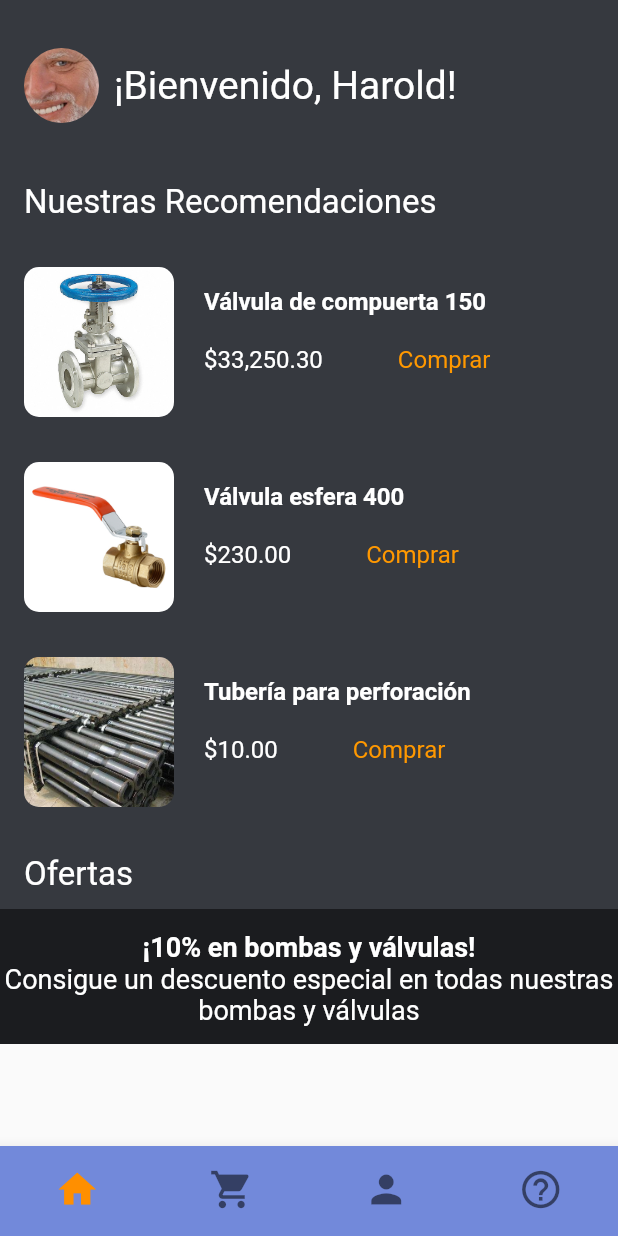
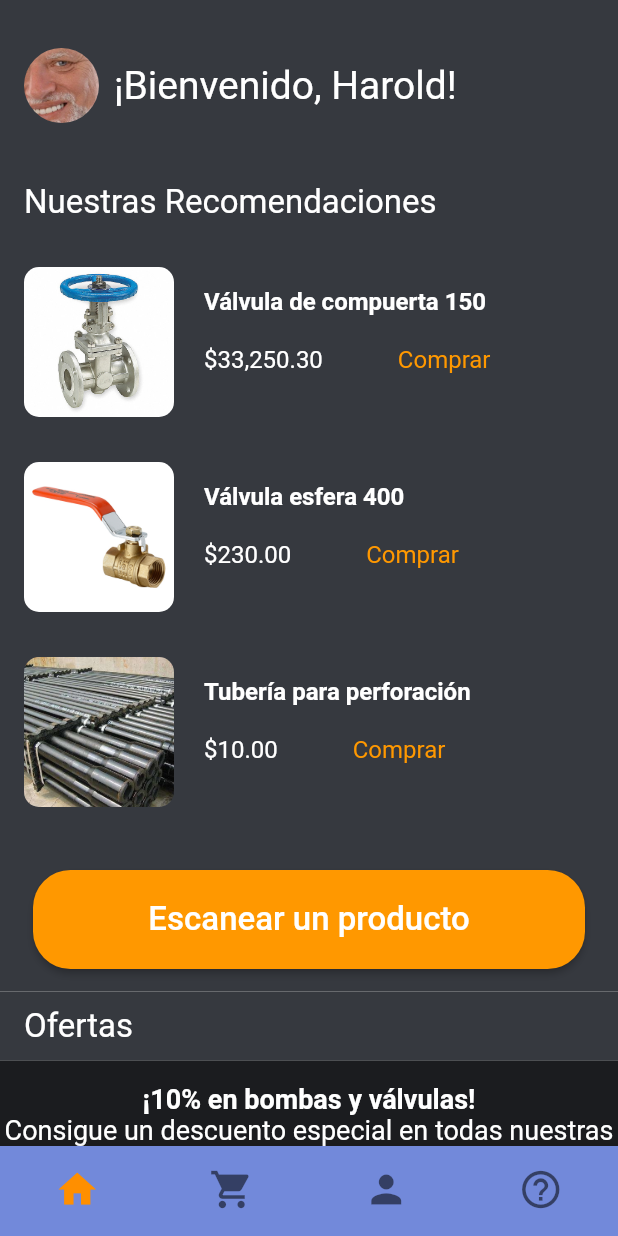
Before and after one commit to Warlocko/metro_mobile, a Flutter app: the screen it shows once a user with an empty profile is signed in, on a phone screen of 412 x 824 dp. Run offline on Flutter 3.47's test engine with Material 2 defaults, Android fonts, the phone set to English and light mode, and no system bars; our stand-ins replace cloud_firestore, firebase_auth, flutter_spinkit; accounts and stored records are empty.

Commit message:
Boton e importacion para el push MmVision

```diff
--- a/lib/homepage.dart
+++ b/lib/homepage.dart
@@ -4,6 +4,9 @@ import 'package:flutter/material.dart';
 import 'package:metromobile/database.dart';
 import 'package:provider/provider.dart';
 import 'package:cloud_firestore/cloud_firestore.dart';
+
+
+import 'package:metromobile/MLVision.dart';
 
 class MmHomepageStateful extends StatefulWidget {
   @override
@@ -42,7 +45,9 @@ class MmHomepage extends State<MmHomepageStateful> {
     MaterialColor myColor = MaterialColor(0xFF36393F, color);
     MaterialColor myblue = MaterialColor(0xFF7289DA, blueDisc);
     return Scaffold(
+
           body: SingleChildScrollView(
+
               child:
               Column(
                 children: <Widget>[
@@ -70,8 +75,29 @@ class MmHomepage extends State<MmHomepageStateful> {
                   ],
                 )
               ),
+
+
                   Column(
                     children: <Widget>[
+
+                      Container(
+                          width: double.infinity,
+                          margin: EdgeInsets.only(top: 0),
+                          padding: EdgeInsets.only(bottom: 15, top: 20, left: 22, right: 22),
+                          color: myColor,
+                          child:  RaisedButton(
+                            onPressed: () => Navigator.push(context, MaterialPageRoute(builder: (context) => MmVisionStateful() )),
+
+                            color: Colors.orange,
+                            shape: RoundedRectangleBorder(
+                                borderRadius: BorderRadius.circular(25)
+                            ),
+                            padding: EdgeInsets.only(top: 20, bottom: 20, left: 75, right: 75),
+                            child: const Text('Escanear un producto', style: TextStyle(color: Colors.white, fontSize: 22)),
+
+                          )
+                      ),
+
                       Container(
                         width: double.infinity,
                         margin: EdgeInsets.only(top: 0),
@@ -81,6 +107,7 @@ class MmHomepage extends State<MmHomepageStateful> {
                             'Ofertas', textAlign: TextAlign.left,
                             style: TextStyle(color: Colors.white, fontSize: 22)),
                       ),
+
                       Container(
                           width: double.infinity,
                           margin: EdgeInsets.only(left: 0),
```
